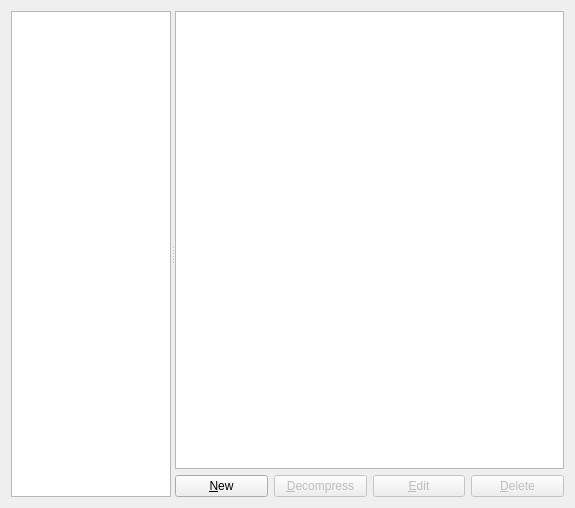
Above: gns3/modules/dynamips/ui/ios_router_preferences_page.ui from GNS3/gns3-gui before the change. Below: the same form after it.
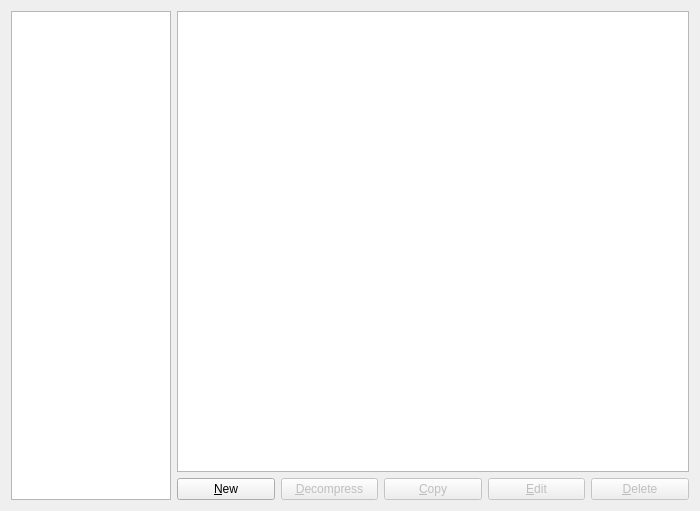
That is the form after the change.

Commit message: Allow to copy Dynamips, IOU, Qemu and Docker templates in preferences. Fixes #2451.

Patch:
```diff
--- a/gns3/modules/dynamips/ui/ios_router_preferences_page.ui
+++ b/gns3/modules/dynamips/ui/ios_router_preferences_page.ui
@@ -6,8 +6,8 @@
    <rect>
     <x>0</x>
     <y>0</y>
-    <width>575</width>
-    <height>508</height>
+    <width>700</width>
+    <height>511</height>
    </rect>
   </property>
   <property name="windowTitle">
@@ -16,12 +16,8 @@
   <property name="accessibleName">
    <string>IOS router templates</string>
   </property>
-  <layout class="QHBoxLayout" name="horizontalLayout">
-   <item>
-    <widget class="QSplitter" name="splitter">
-     <property name="orientation">
-      <enum>Qt::Horizontal</enum>
-     </property>
+  <layout class="QGridLayout" name="gridLayout">
+   <item row="0" column="0">
      <widget class="QTreeWidget" name="uiIOSRoutersTreeWidget">
       <property name="sizePolicy">
        <sizepolicy hsizetype="Preferred" vsizetype="MinimumExpanding">
@@ -63,7 +59,8 @@
        </property>
       </column>
      </widget>
-     <widget class="QWidget" name="layoutWidget">
+   </item>
+   <item row="0" column="1">
       <layout class="QVBoxLayout" name="verticalLayout">
        <item>
         <widget class="QTreeWidget" name="uiIOSRouterInfoTreeWidget">
@@ -95,7 +92,7 @@
         </widget>
        </item>
        <item>
-        <layout class="QHBoxLayout" name="horizontalLayout_6">
+      <layout class="QHBoxLayout" name="horizontalLayout">
          <item>
           <widget class="QPushButton" name="uiNewIOSRouterPushButton">
            <property name="text">
@@ -113,6 +110,16 @@
            </property>
           </widget>
          </item>
+       <item>
+        <widget class="QPushButton" name="uiCopyIOSRouterPushButton">
+         <property name="enabled">
+          <bool>false</bool>
+         </property>
+         <property name="text">
+          <string>&amp;Copy</string>
+         </property>
+        </widget>
+       </item>
          <item>
           <widget class="QPushButton" name="uiEditIOSRouterPushButton">
            <property name="enabled">
@@ -136,8 +143,6 @@
         </layout>
        </item>
       </layout>
-     </widget>
-    </widget>
    </item>
   </layout>
  </widget>
```
Lines whose indentation alone changed are shown as unchanged. The commit also changes 11 other files.
